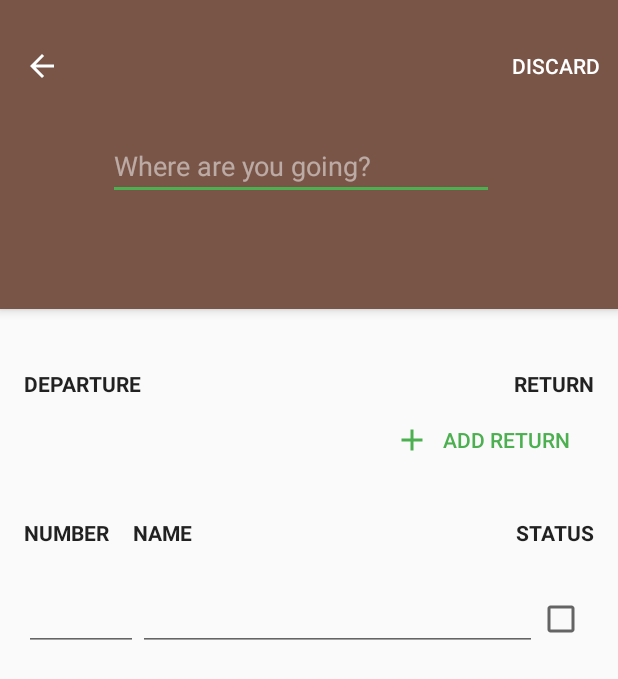
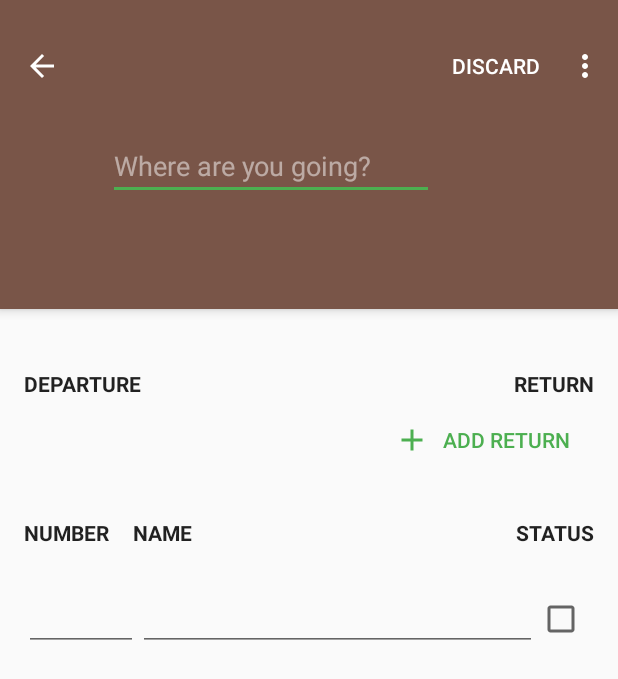
Before and after one commit to carvaq/Capstone-Project, an Android app: the DetailActivity screen opened directly, with no data from a screen before it, after a tap on "DISCARD", on a phone screen of 412 x 824 dp. Shown: the top 679 px of the screen. Run offline under Robolectric (Android 15) with nearby library versions, the phone set to English and light mode, and no system bars; our stand-ins replace ButterKnife, Picasso; pictures from the network do not load; 7 statements that could not run were skipped.

Commit message:
Delete implemented in detail activity

```diff
--- a/app/src/main/java/com/cvv/fanstaticapps/travelperfect/view/activities/DetailActivity.java
+++ b/app/src/main/java/com/cvv/fanstaticapps/travelperfect/view/activities/DetailActivity.java
@@ -141,7 +141,7 @@ public class DetailActivity extends BaseActivity implements DateDialogHelper.OnD
     @Override
     public boolean onCreateOptionsMenu(Menu menu) {
         super.onCreateOptionsMenu(menu);
-        getMenuInflater().inflate(R.menu.menu_editor, menu);
+        getMenuInflater().inflate(R.menu.menu_detail, menu);
         return true;
     }
 
@@ -152,6 +152,9 @@ public class DetailActivity extends BaseActivity implements DateDialogHelper.OnD
             return true;
         } else if (item.getItemId() == R.id.action_discard) {
             NavUtils.navigateUpFromSameTask(this);
+            return true;
+        } else if (item.getItemId() == R.id.action_delete) {
+            deleteTrip(mTripId);
             return true;
         } else {
             return super.onOptionsItemSelected(item);
--- a/app/src/main/res/menu/menu_editor.xml
+++ b/app/src/main/res/menu/menu_detail.xml
@@ -7,4 +7,10 @@
 		android:orderInCategory="100"
 		android:title="@string/btn_discard"
 		app:showAsAction="always"/>
+
+	<item
+		android:id="@+id/action_delete"
+		android:orderInCategory="200"
+		android:title="@string/btn_delete"
+		app:showAsAction="never"/>
 </menu>
--- a/app/src/main/res/values/strings.xml
+++ b/app/src/main/res/values/strings.xml
@@ -18,4 +18,5 @@
 	<string name="btn_next">Next</string>
 	<string name="btn_skip"><u>Skip</u></string>
 	<string name="label_status">Status</string>
+	<string name="btn_delete">Delete</string>
 </resources>
```
Also changed, not shown: app/src/main/java/com/cvv/fanstaticapps/travelperfect/view/activities/BaseActivity.java (+12 -0 lines), app/src/main/java/com/cvv/fanstaticapps/travelperfect/view/activities/MainActivity.java (+0 -11 lines).
